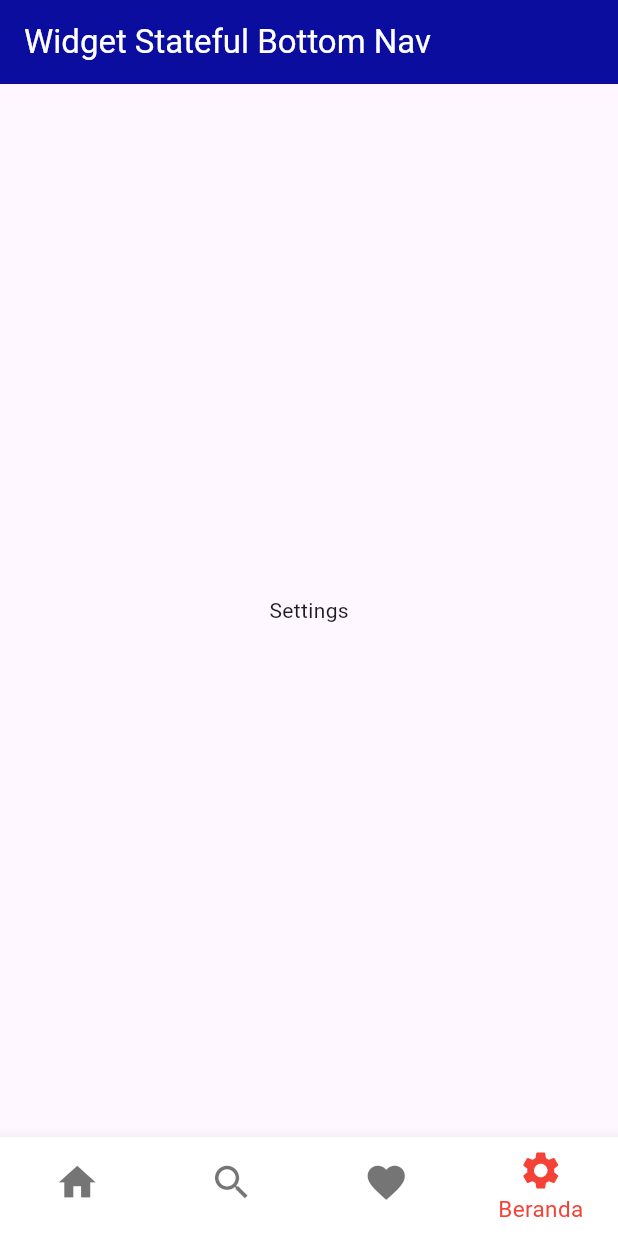
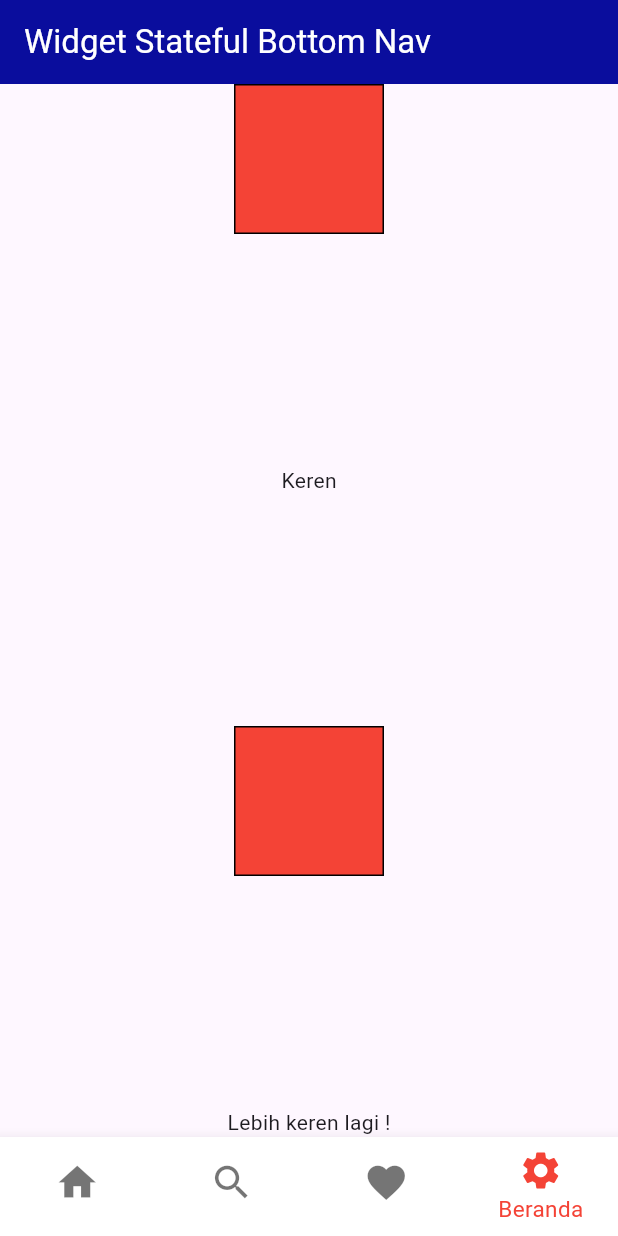
Before and after one commit to karaaaes/flutter_first_app, a Flutter app: the screen it shows after launch, item 4 of the bottom bar chosen, on a phone screen of 412 x 824 dp. Run offline on Flutter 3.47's test engine with Material 3 defaults, Android fonts, the phone set to English and light mode, and no system bars; network calls fail.

Commit message:
Column dan Row Widget

```diff
--- a/lib/widgets/sample_bottom_navbar.dart
+++ b/lib/widgets/sample_bottom_navbar.dart
@@ -1,3 +1,4 @@
+import 'package:first_app/widgets/sample_columnrow.dart';
 import 'package:first_app/widgets/sample_listview_horizontal.dart';
 import 'package:first_app/widgets/sample_listviewcircle.dart';
 import 'package:first_app/widgets/sample_padding.dart';
@@ -23,7 +24,7 @@ class _SampleBottomNavbarState extends State<SampleBottomNavbar> {
     SampleListViewCircle(),
     SampleListViewHorizontal(),
     SamplePadding(),
-    const Text('Settings')
+    SampleColumnRow()
   ];
 
 
--- /dev/null
+++ b/lib/widgets/sample_columnrow.dart
@@ -0,0 +1,29 @@
+import 'package:flutter/material.dart';
+
+class SampleColumnRow extends StatelessWidget {
+  const SampleColumnRow({super.key});
+
+  @override
+  Widget build(BuildContext context) {
+    return Column(
+      mainAxisAlignment: MainAxisAlignment.spaceBetween,
+      children: [
+        _box(),
+        Text('Keren'),
+        _box(),
+        Text('Lebih keren lagi !')
+      ],
+    );
+  }
+
+  Widget _box(){
+    return Container(
+      height: 100,
+      width: 100,
+      decoration: BoxDecoration(
+        color: Colors.red,
+        border: Border.all()
+      ),
+    );
+  }
+}
```
